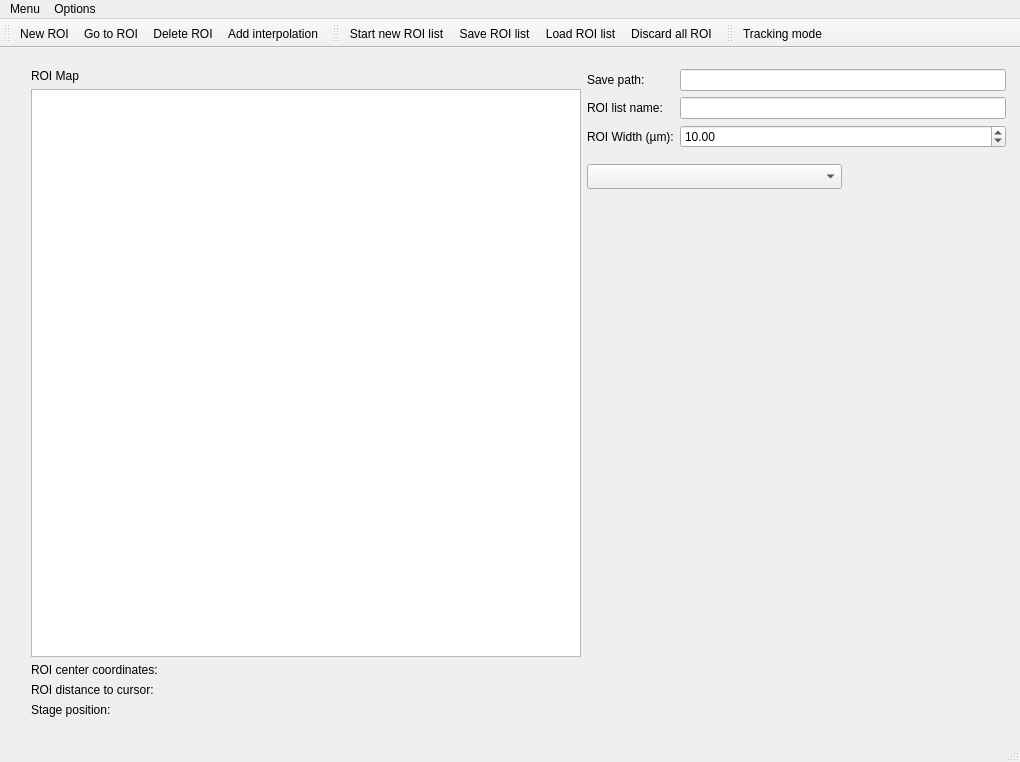
Above: gui/ROI/ui_roi_gui.ui from fbarho/qudi-cbs before the change. Below: the same form after it.
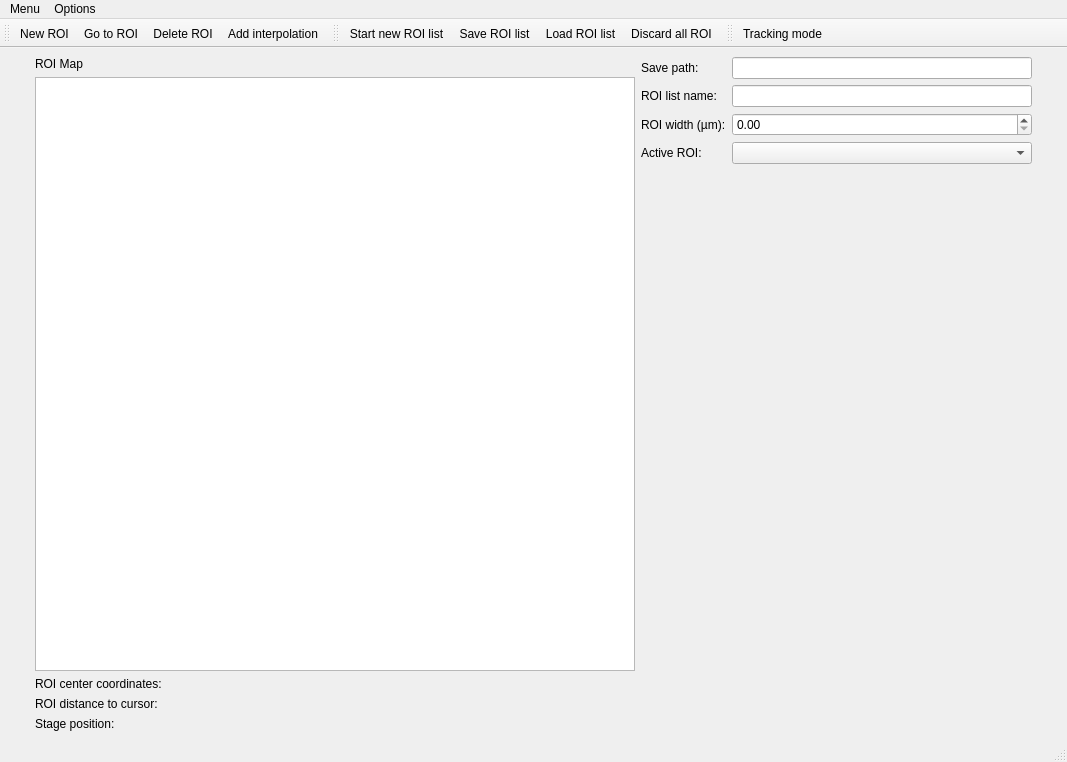
That is the form after the change. Custom widgets are drawn as their Qt base class.

Commit message: modified size policies in ui files

Diff of the .ui file:
```diff
--- a/gui/ROI/ui_roi_gui.ui
+++ b/gui/ROI/ui_roi_gui.ui
@@ -20,21 +20,25 @@
      <verstretch>0</verstretch>
     </sizepolicy>
    </property>
-   <widget class="QWidget" name="layoutWidget">
-    <property name="geometry">
-     <rect>
-      <x>31</x>
-      <y>21</y>
-      <width>975</width>
-      <height>648</height>
-     </rect>
-    </property>
     <layout class="QHBoxLayout" name="horizontalLayout">
+    <item>
+     <widget class="QWidget" name="widget" native="true">
+      <property name="minimumSize">
+       <size>
+        <width>20</width>
+        <height>0</height>
+       </size>
+      </property>
+      <property name="maximumSize">
+       <size>
+        <width>20</width>
+        <height>16777215</height>
+       </size>
+      </property>
+     </widget>
+    </item>
      <item>
       <layout class="QVBoxLayout" name="verticalLayout">
-       <property name="sizeConstraint">
-        <enum>QLayout::SetMinimumSize</enum>
-       </property>
        <item>
         <widget class="QLabel" name="label">
          <property name="text">
@@ -44,52 +48,58 @@
        </item>
        <item>
         <widget class="PlotWidget" name="roi_map_ViewWidget">
-         <property name="sizePolicy">
-          <sizepolicy hsizetype="Expanding" vsizetype="Expanding">
-           <horstretch>0</horstretch>
-           <verstretch>0</verstretch>
-          </sizepolicy>
-         </property>
          <property name="minimumSize">
           <size>
-           <width>550</width>
-           <height>500</height>
+          <width>600</width>
+          <height>0</height>
           </size>
          </property>
         </widget>
        </item>
        <item>
-        <layout class="QGridLayout" name="gridLayout_2">
+       <layout class="QFormLayout" name="formLayout">
          <item row="0" column="0">
-          <widget class="QLabel" name="label_5">
+         <widget class="QLabel" name="label_2">
            <property name="text">
-            <string>ROI center coordinates:</string>
+           <string>ROI center coordinates: </string>
            </property>
           </widget>
          </item>
          <item row="0" column="1">
           <widget class="QLabel" name="roi_coords_label">
+          <property name="sizePolicy">
+           <sizepolicy hsizetype="Expanding" vsizetype="Preferred">
+            <horstretch>0</horstretch>
+            <verstretch>0</verstretch>
+           </sizepolicy>
+          </property>
            <property name="text">
             <string/>
            </property>
           </widget>
          </item>
          <item row="1" column="0">
-          <widget class="QLabel" name="label_6">
+         <widget class="QLabel" name="label_4">
            <property name="text">
-            <string>ROI distance to cursor: </string>
+           <string>ROI distance to cursor:</string>
            </property>
           </widget>
          </item>
          <item row="1" column="1">
           <widget class="QLabel" name="roi_distance_Label">
+          <property name="sizePolicy">
+           <sizepolicy hsizetype="Expanding" vsizetype="Preferred">
+            <horstretch>0</horstretch>
+            <verstretch>0</verstretch>
+           </sizepolicy>
+          </property>
            <property name="text">
             <string/>
            </property>
           </widget>
          </item>
          <item row="2" column="0">
-          <widget class="QLabel" name="label_7">
+         <widget class="QLabel" name="label_6">
            <property name="text">
             <string>Stage position:</string>
            </property>
@@ -97,6 +107,12 @@
          </item>
          <item row="2" column="1">
           <widget class="QLabel" name="stage_position_Label">
+          <property name="sizePolicy">
+           <sizepolicy hsizetype="Expanding" vsizetype="Preferred">
+            <horstretch>0</horstretch>
+            <verstretch>0</verstretch>
+           </sizepolicy>
+          </property>
            <property name="text">
             <string/>
            </property>
@@ -109,9 +125,12 @@
      <item>
       <layout class="QVBoxLayout" name="verticalLayout_2">
        <item>
-        <layout class="QGridLayout" name="gridLayout">
+       <layout class="QFormLayout" name="formLayout_2">
+        <property name="sizeConstraint">
+         <enum>QLayout::SetMaximumSize</enum>
+        </property>
          <item row="0" column="0">
-          <widget class="QLabel" name="label_4">
+         <widget class="QLabel" name="label_8">
            <property name="text">
             <string>Save path:</string>
            </property>
@@ -119,19 +138,22 @@
          </item>
          <item row="0" column="1">
           <widget class="QLineEdit" name="save_path_LineEdit">
+          <property name="sizePolicy">
+           <sizepolicy hsizetype="Preferred" vsizetype="Fixed">
+            <horstretch>0</horstretch>
+            <verstretch>0</verstretch>
+           </sizepolicy>
+          </property>
            <property name="minimumSize">
             <size>
-             <width>200</width>
+            <width>300</width>
              <height>0</height>
             </size>
            </property>
-           <property name="text">
-            <string/>
-           </property>
           </widget>
          </item>
          <item row="1" column="0">
-          <widget class="QLabel" name="label_3">
+         <widget class="QLabel" name="label_9">
            <property name="text">
             <string>ROI list name:</string>
            </property>
@@ -139,72 +161,78 @@
          </item>
          <item row="1" column="1">
           <widget class="QLineEdit" name="roi_list_name_LineEdit">
-           <property name="minimumSize">
-            <size>
-             <width>300</width>
-             <height>0</height>
-            </size>
+          <property name="sizePolicy">
+           <sizepolicy hsizetype="Preferred" vsizetype="Fixed">
+            <horstretch>0</horstretch>
+            <verstretch>0</verstretch>
+           </sizepolicy>
            </property>
           </widget>
          </item>
          <item row="2" column="0">
-          <widget class="QLabel" name="label_2">
+         <widget class="QLabel" name="label_10">
            <property name="text">
-            <string>ROI Width (µm):</string>
+           <string>ROI width (µm):</string>
            </property>
           </widget>
          </item>
          <item row="2" column="1">
           <widget class="QDoubleSpinBox" name="roi_width_doubleSpinBox">
            <property name="sizePolicy">
-            <sizepolicy hsizetype="Expanding" vsizetype="Fixed">
+           <sizepolicy hsizetype="Preferred" vsizetype="Fixed">
              <horstretch>0</horstretch>
              <verstretch>0</verstretch>
             </sizepolicy>
            </property>
-           <property name="prefix">
-            <string/>
-           </property>
            <property name="maximum">
-            <double>200.000000000000000</double>
-           </property>
-           <property name="value">
-            <double>10.000000000000000</double>
-           </property>
-          </widget>
-         </item>
-        </layout>
-       </item>
-       <item>
-        <widget class="QWidget" name="widget" native="true">
-         <property name="minimumSize">
-          <size>
-           <width>0</width>
-           <height>30</height>
-          </size>
-         </property>
+           <double>400.000000000000000</double>
+          </property>
+         </widget>
+        </item>
+        <item row="3" column="0">
+         <widget class="QLabel" name="label_11">
+          <property name="text">
+           <string>Active ROI:</string>
+          </property>
+         </widget>
+        </item>
+        <item row="3" column="1">
          <widget class="QComboBox" name="active_roi_ComboBox">
-          <property name="geometry">
-           <rect>
-            <x>0</x>
-            <y>10</y>
-            <width>255</width>
-            <height>25</height>
-           </rect>
-          </property>
           <property name="minimumSize">
            <size>
-            <width>200</width>
+            <width>300</width>
             <height>0</height>
            </size>
           </property>
          </widget>
-        </widget>
        </item>
       </layout>
      </item>
     </layout>
-   </widget>
+    </item>
+    <item>
+     <widget class="QWidget" name="widget_2" native="true">
+      <property name="sizePolicy">
+       <sizepolicy hsizetype="Preferred" vsizetype="Preferred">
+        <horstretch>0</horstretch>
+        <verstretch>0</verstretch>
+       </sizepolicy>
+      </property>
+      <property name="minimumSize">
+       <size>
+        <width>20</width>
+        <height>0</height>
+       </size>
+      </property>
+      <property name="maximumSize">
+       <size>
+        <width>20</width>
+        <height>16777215</height>
+       </size>
+      </property>
+     </widget>
+    </item>
+   </layout>
   </widget>
   <widget class="QMenuBar" name="menubar">
    <property name="geometry">
```
Lines whose indentation alone changed are shown as unchanged. The commit also changes 1 other file.
